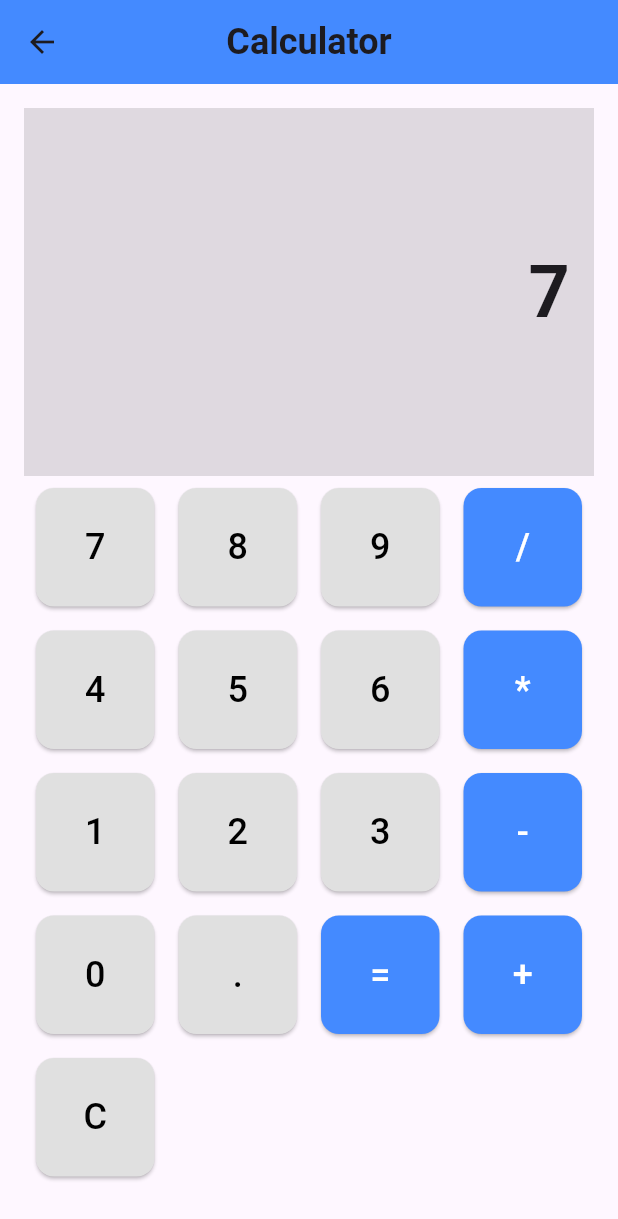
After one commit to SRP02/Belajar_Dicubit, a Flutter app: the CalculatorPage screen opened directly, after a tap on an icon or button, on a phone screen of 412 x 824 dp. The commit adds this screen. Shown: the top 1219 px of the screen. Run offline on Flutter 3.47's test engine with Material 3 defaults, Android fonts, the phone set to English and light mode, and no system bars; our stand-ins replace bloc, flutter_bloc.

Commit message:
Feat [NAH] Aritmatika

```diff
--- /dev/null
+++ b/lib/aritmatika_cubit/calculator_cubit.dart
@@ -0,0 +1,75 @@
+import 'package:bloc/bloc.dart';
+
+class CalculatorCubit extends Cubit<String> {
+  CalculatorCubit() : super('0');
+
+  String _input = '';
+  String _operator = '';
+  double? _firstOperand;
+  double? _secondOperand;
+
+  void input(String value) {
+    // Handle operator input
+    if (_isOperator(value)) {
+      if (_input.isNotEmpty && _firstOperand == null) {
+        _firstOperand = double.tryParse(_input);
+        _input = '';
+      }
+      _operator = value;
+    }
+    // Handle numeric and decimal input
+    else if (value == '.' && _input.contains('.')) {
+      return; // Prevent multiple decimal points
+    } else {
+      _input += value;
+      emit(_input.isEmpty ? '0' : _input);
+    }
+  }
+
+  void calculateResult() {
+    if (_input.isNotEmpty && _firstOperand != null && _operator.isNotEmpty) {
+      _secondOperand = double.tryParse(_input);
+
+      if (_secondOperand != null) {
+        final result = _calculate(_firstOperand!, _secondOperand!, _operator);
+        emit(result != null ? result.toString() : 'Error');
+      } else {
+        emit('Error');
+      }
+      _resetCalculator();
+    } else {
+      emit('0');
+    }
+  }
+
+  void clear() {
+    _resetCalculator();
+    emit('0');
+  }
+
+  double? _calculate(double firstOperand, double secondOperand, String operator) {
+    switch (operator) {
+      case '+':
+        return firstOperand + secondOperand;
+      case '-':
+        return firstOperand - secondOperand;
+      case '*':
+        return firstOperand * secondOperand;
+      case '/':
+        return secondOperand != 0 ? firstOperand / secondOperand : null;
+      default:
+        return null;
+    }
+  }
+
+  bool _isOperator(String value) {
+    return ['+', '-', '*', '/'].contains(value);
+  }
+
+  void _resetCalculator() {
+    _input = '';
+    _operator = '';
+    _firstOperand = null;
+    _secondOperand = null;
+  }
+}
--- /dev/null
+++ b/lib/aritmatika_cubit/ui_aritmatika.dart
@@ -0,0 +1,99 @@
+import 'package:flutter/material.dart';
+import 'package:flutter_bloc/flutter_bloc.dart';
+import 'package:project_belajar_cubit/aritmatika_cubit/calculator_cubit.dart';
+
+class CalculatorPage extends StatelessWidget {
+  @override
+  Widget build(BuildContext context) {
+    return Scaffold(
+      appBar: AppBar(
+        title: Text('Calculator', style: TextStyle(fontSize: 24, fontWeight: FontWeight.bold)),
+        centerTitle: true,
+        backgroundColor: Colors.blueAccent,
+      ),
+      body: Padding(
+        padding: const EdgeInsets.all(16.0),
+        child: Column(
+          children: [
+            Expanded(
+              flex: 1,
+              child: Container(
+                alignment: Alignment.centerRight,
+                padding: EdgeInsets.symmetric(horizontal: 16),
+                color: Colors.black12,
+                child: BlocBuilder<CalculatorCubit, String>(
+                  builder: (context, state) {
+                    return Text(
+                      state,
+                      style: TextStyle(fontSize: 48, fontWeight: FontWeight.bold),
+                    );
+                  },
+                ),
+              ),
+            ),
+            Expanded(
+              flex: 2,
+              child: _buildCalculatorButtons(context),
+            ),
+          ],
+        ),
+      ),
+    );
+  }
+
+  Widget _buildCalculatorButtons(BuildContext context) {
+    final buttons = [
+      '7', '8', '9', '/',
+      '4', '5', '6', '*',
+      '1', '2', '3', '-',
+      '0', '.', '=', '+',
+      'C'
+    ];
+
+    return GridView.builder(
+      gridDelegate: SliverGridDelegateWithFixedCrossAxisCount(crossAxisCount: 4),
+      itemCount: buttons.length,
+      itemBuilder: (context, index) {
+        final button = buttons[index];
+        return _buildButton(context, button);
+      },
+    );
+  }
+
+  Widget _buildButton(BuildContext context, String label) {
+    return Padding(
+      padding: const EdgeInsets.all(8.0),
+      child: ElevatedButton(
+        onPressed: () => _onButtonPressed(context, label),
+        style: ElevatedButton.styleFrom(
+          padding: EdgeInsets.symmetric(vertical: 20),
+          shape: RoundedRectangleBorder(borderRadius: BorderRadius.circular(12)),
+          backgroundColor: _isOperator(label) ? Colors.blueAccent : Colors.grey[300],
+        ),
+        child: Text(
+          label,
+          style: TextStyle(
+            fontSize: 24,
+            color: _isOperator(label) ? Colors.white : Colors.black,
+          ),
+        ),
+      ),
+    );
+  }
+
+  bool _isOperator(String label) {
+    return ['+', '-', '*', '/', '='].contains(label);
+  }
+
+  void _onButtonPressed(BuildContext context, String label) {
+    final calculatorCubit = context.read<CalculatorCubit>();
+
+    if (label == 'C') {
+      calculatorCubit.clear();
+    } else if (label == '=') {
+      calculatorCubit.calculateResult();
+    } else {
+      calculatorCubit.input(label);
+    }
+  }
+}
```
Also changed, not shown: lib/landing_page.dart (+7 -0 lines), pubspec.lock.
